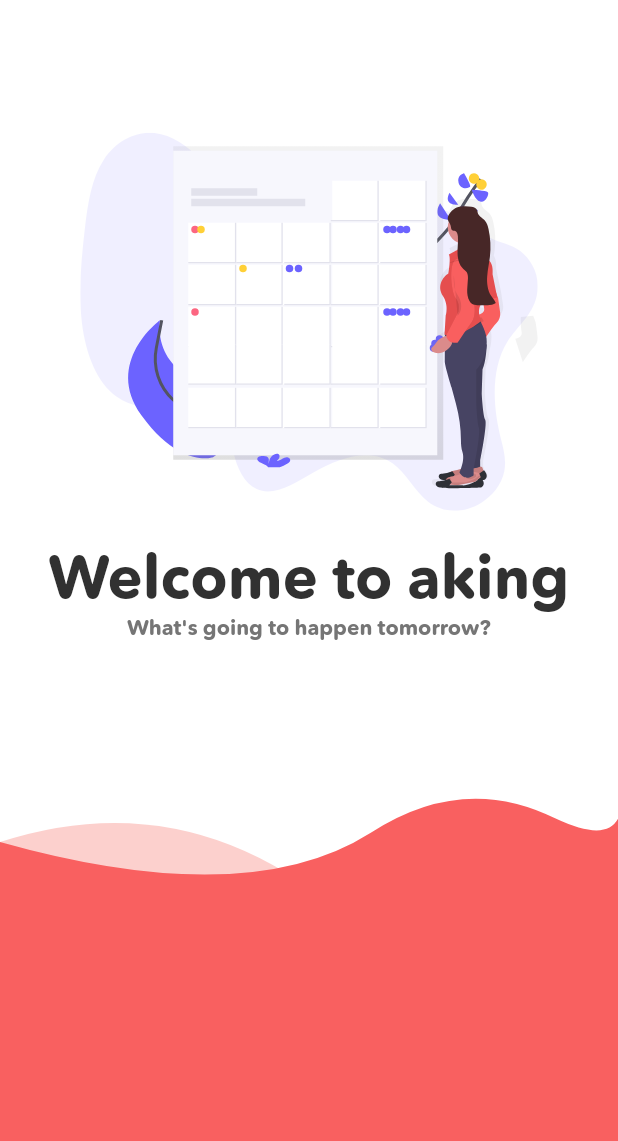
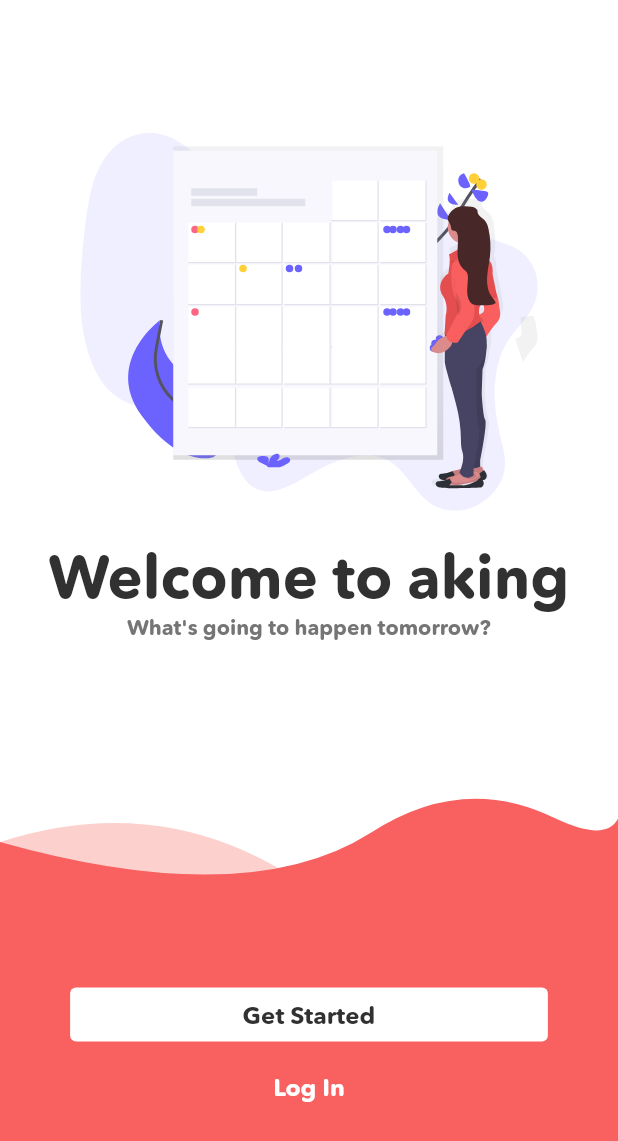
Before and after one commit to NguyenHoaiNhan/Flutter_ToDoListApp, a Flutter app: the screen it shows after launch, on a phone screen of 412 x 824 dp. Shown: the top 1141 px of the screen. Run offline on Flutter 3.47's test engine with Material 2 defaults, Android fonts, the phone set to English and light mode, and no system bars; our stand-ins replace flutter_svg.

Commit message:
Designed 2 buttons for OnBoardScreen

```diff
--- a/lib/view/OnboardScreen/OnboardBody.dart
+++ b/lib/view/OnboardScreen/OnboardBody.dart
@@ -57,7 +57,58 @@ class _BodyState extends State<OnboardBody> {
                         color: Color.fromRGBO(249, 96, 96, 1),
                         height: double.infinity,
                       ),
-                    )
+                    ),
+                    Center(
+                        child: Column(
+                      mainAxisAlignment: MainAxisAlignment.center,
+                      children: <Widget>[
+                        Expanded(
+                            flex: 2,
+                            child: SizedBox(
+                              height: 20,
+                            )),
+                        Expanded(
+                          flex: 8,
+                          child: Column(
+                            mainAxisAlignment: MainAxisAlignment.center,
+                            children: <Widget>[
+                              TextButton(
+                                onPressed: () {},
+                                child: Text(
+                                  "Get Started",
+                                  style: TextStyle(
+                                      fontSize: 16,
+                                      color: Color.fromRGBO(49, 49, 49, 1),
+                                      // backgroundColor: Colors.white,
+                                      fontFamily: 'avenirnextroundedpro'),
+                                ),
+                                style: ButtonStyle(
+                                  padding:
+                                      MaterialStateProperty.all<EdgeInsets>(
+                                    EdgeInsets.only(left: 115, right: 115),
+                                  ),
+                                  backgroundColor:
+                                      MaterialStateProperty.all<Color>(
+                                          Colors.white),
+                                ),
+                              ),
+                              TextButton(
+                                onPressed: () {},
+                                child: Text(
+                                  "Log In",
+                                  style: TextStyle(
+                                      fontSize: 16,
+                                      color: Colors.white,
+                                      fontFamily: 'avenirnextroundedpro',
+                                      backgroundColor:
+                                          Color.fromRGBO(249, 96, 96, 1)),
+                                ),
+                              ),
+                            ],
+                          ),
+                        ),
+                      ],
+                    ))
                   ],
                 ))
           ],
```
